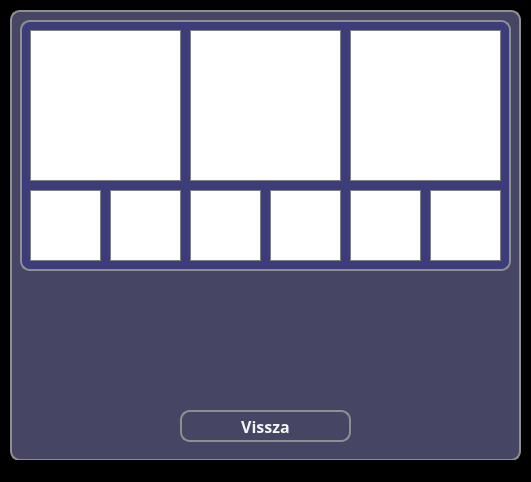
This is src/main/resources/ui/green/greenResultsWindow.ui in pkristof1999/Szakdolgozat as Qt 5 draws it before an edit. The edited form follows.
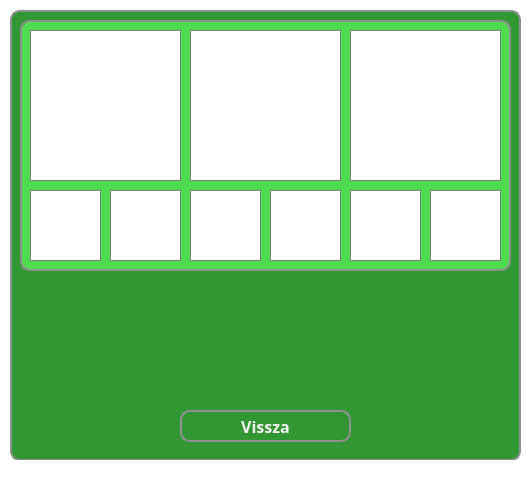
This is the edited form.

The edit to the form file:
```diff
--- a/src/main/resources/ui/green/greenResultsWindow.ui
+++ b/src/main/resources/ui/green/greenResultsWindow.ui
@@ -15,7 +15,7 @@
   </property>
   <property name="styleSheet">
    <string notr="true">* {
-	background-color: black;
+	background-color: white;
 }</string>
   </property>
   <widget class="QWidget" name="centralwidget">
@@ -30,7 +30,7 @@
     </property>
     <property name="styleSheet">
      <string notr="true">* {
-	background-color: rgb(70, 70, 100);
+	background-color: rgb(50, 150, 50);
 	border: 2px solid #8f8f91;
 	border-radius: 10px;
 	color: rgb(100, 100, 200);
@@ -81,7 +81,7 @@
      </property>
      <property name="styleSheet">
       <string notr="true">* {
-	background-color: rgb(70, 70, 100);
+	background-color:  rgb(50, 150, 50);
 	border: 2px solid #8f8f91;
 	border-radius: 10px;
 	color: whitesmoke;
@@ -107,7 +107,7 @@
      </property>
      <property name="styleSheet">
       <string notr="true">* {
-	background-color: #3d3d7b;
+	background-color: rgb(80, 220, 80);
 }</string>
      </property>
      <widget class="QFrame" name="learnMedal">
```
Left out of the diff: 2 changed lines with no effect on the pictures.
